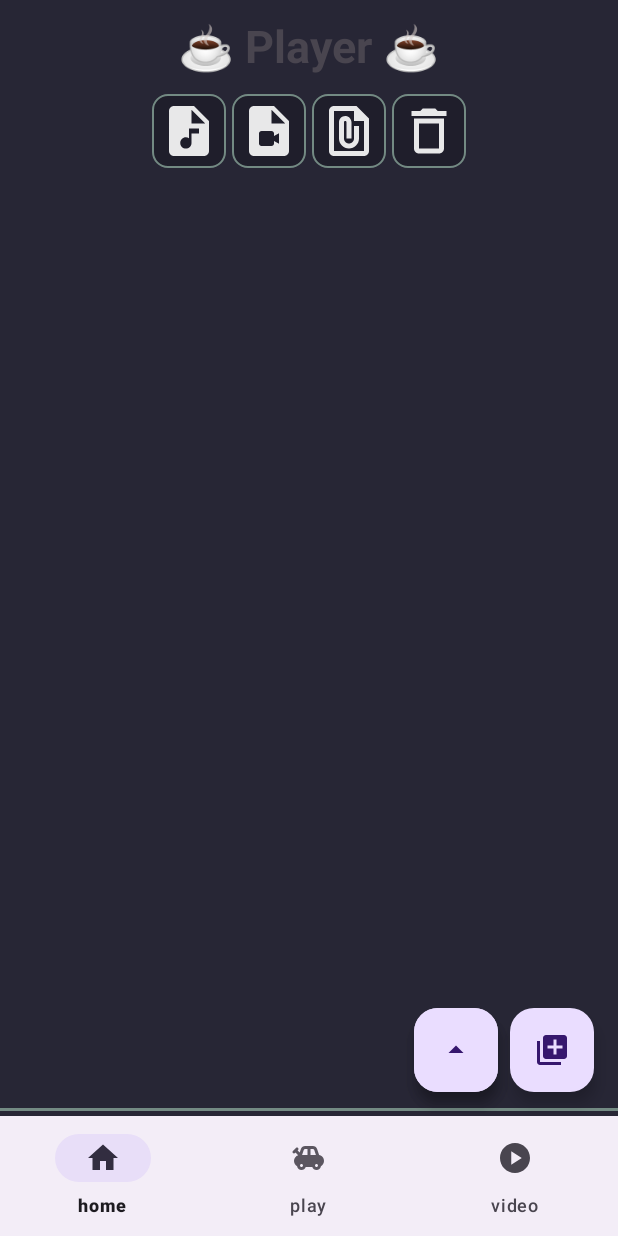
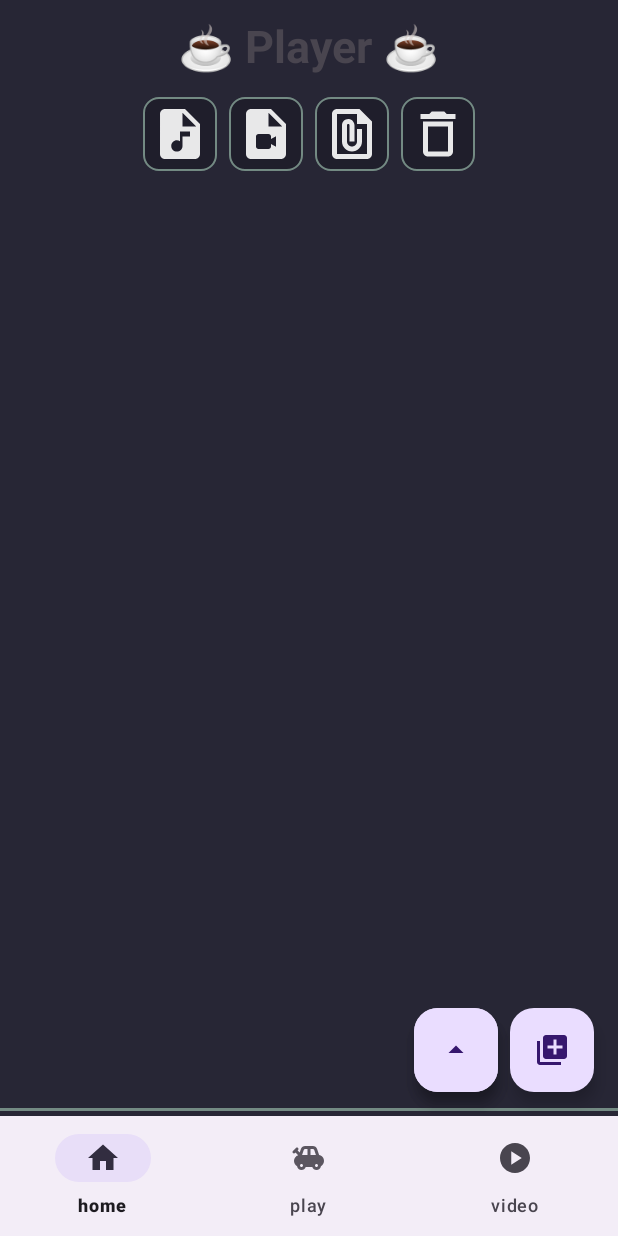
Before and after one commit to PedaleDivino/CoffeePlayer, an Android app: the screen it shows after launch (MainActivity), on a phone screen of 412 x 824 dp. Run offline under Robolectric (Android 15) with nearby library versions, the phone set to English and light mode, and no system bars; 1 statement that could not run was skipped.

Commit message:
aggiornamento grafica generale (Luca.S)

```diff
--- a/app/src/main/res/layout/activity_main.xml
+++ b/app/src/main/res/layout/activity_main.xml
@@ -33,7 +33,7 @@
 
         <ImageButton
             android:id="@+id/MP3filter"
-            android:layout_margin="2dp"
+            android:layout_margin="4dp"
             android:layout_width="wrap_content"
             android:layout_height="wrap_content"
             android:src="@drawable/mp3filter"
@@ -42,7 +42,7 @@
 
         <ImageButton
             android:id="@+id/MP4filter"
-            android:layout_margin="2dp"
+            android:layout_margin="4dp"
             android:layout_width="wrap_content"
             android:layout_height="wrap_content"
             android:src="@drawable/mp4filter"
@@ -51,7 +51,7 @@
 
         <ImageButton
             android:id="@+id/all"
-            android:layout_margin="2dp"
+            android:layout_margin="4dp"
             android:layout_width="wrap_content"
             android:layout_height="wrap_content"
             android:src="@drawable/allfilter"
@@ -60,7 +60,7 @@
 
         <ImageButton
             android:id="@+id/deleteFilter"
-            android:layout_margin="2dp"
+            android:layout_margin="4dp"
             android:layout_width="wrap_content"
             android:layout_height="wrap_content"
             android:src="@drawable/delete_button"
```
